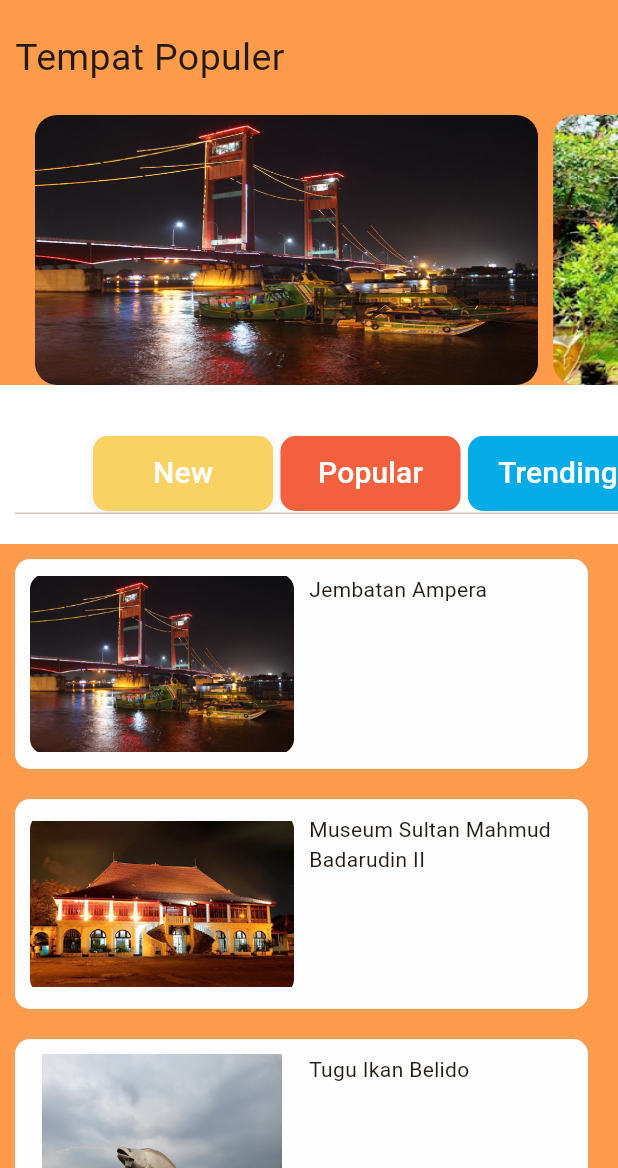
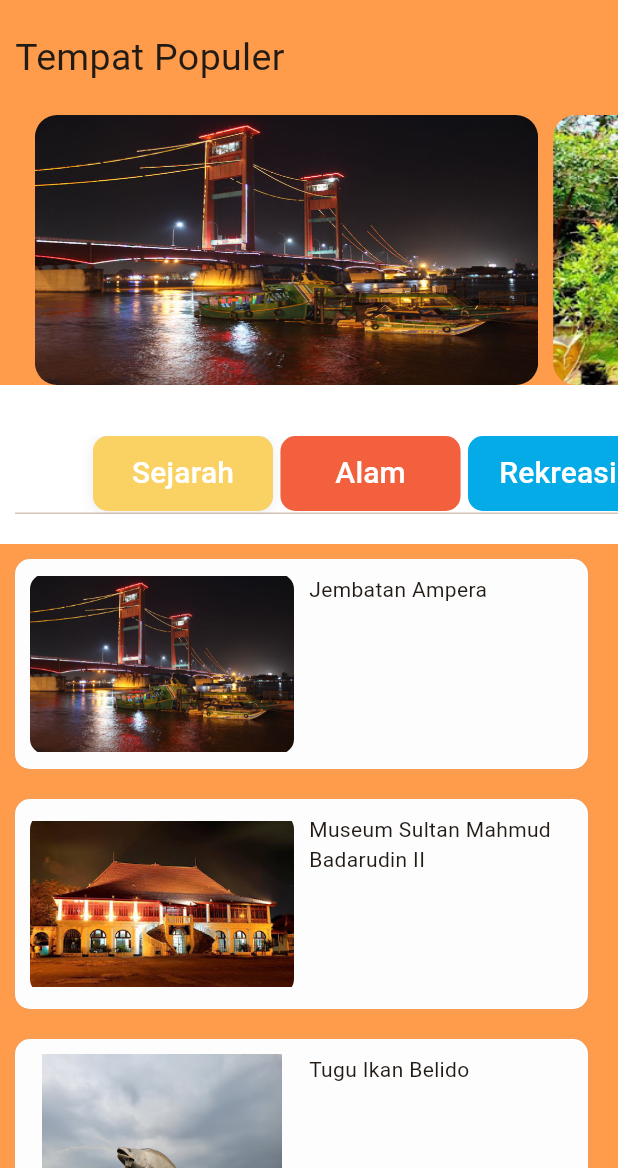
Before and after one commit to richards0904/piknikplg_uas_pab, a Flutter app: the screen it shows after launch, on a phone screen of 412 x 824 dp, the part 68-1236 px from its top. Run offline on Flutter 3.47's test engine with Material 3 defaults, Android fonts, the phone set to English and light mode, and no system bars.

Commit message:
Tambahan Sedikit Menu Utama

```diff
--- a/lib/widget/menu_utama.dart
+++ b/lib/widget/menu_utama.dart
@@ -126,9 +126,9 @@ class _MenuUtamaState extends State<MenuUtama>
                           margin: const EdgeInsets.only(bottom: 20, left: 10),
                           child: TabBar(
                             tabs: [
-                              AppTabs(color: warna.menu1Color, text: "New"),
-                              AppTabs(color: warna.menu2Color, text: "Popular"),
-                              AppTabs(color: warna.menu3Color, text: "Trending")
+                              AppTabs(color: warna.menu1Color, text: "Sejarah"),
+                              AppTabs(color: warna.menu2Color, text: "Alam"),
+                              AppTabs(color: warna.menu3Color, text: "Rekreasi")
                             ],
                             indicatorPadding: const EdgeInsets.all(0),
                             indicatorSize: TabBarIndicatorSize.label,
```
